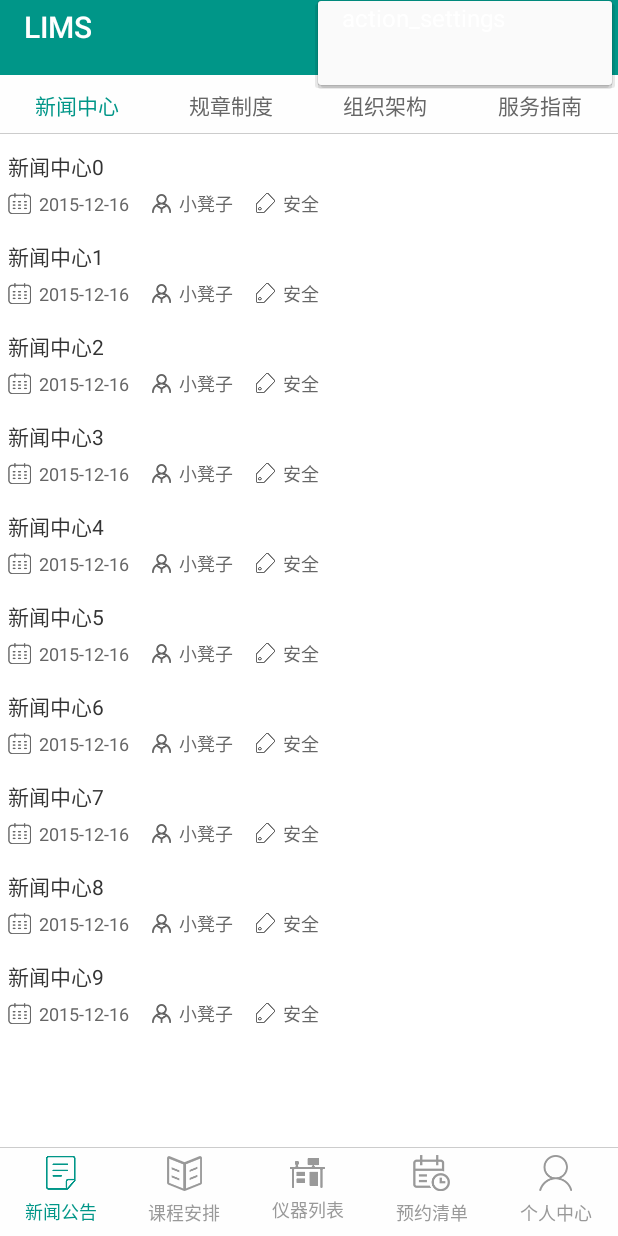
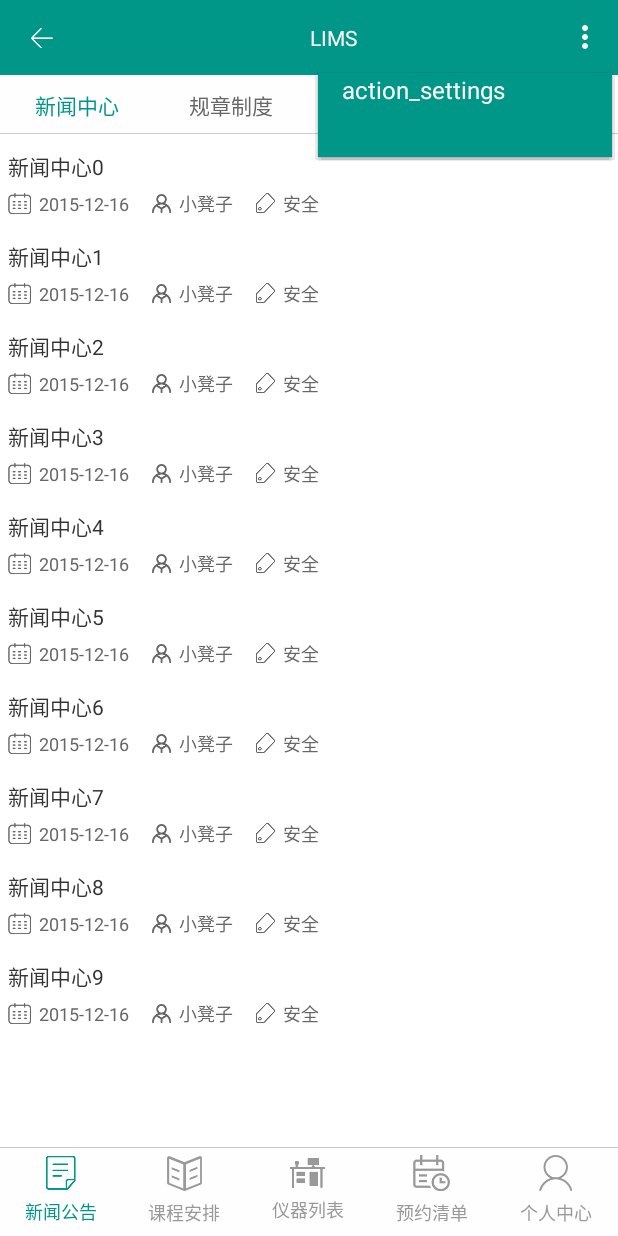
Before and after one commit to baiqi/LIMS_Android, an Android app: the screen it shows after launch (MainActivity), with the options menu open, on a phone screen of 412 x 824 dp. Run offline under Robolectric (Android 15) with nearby library versions, the phone set to English and light mode, and no system bars.

Commit message:
Update the Toolbar settings.

```diff
--- a/LIMS APP/app/src/main/java/hopestudio/org/lims/MainActivity.java
+++ b/LIMS APP/app/src/main/java/hopestudio/org/lims/MainActivity.java
@@ -12,6 +12,7 @@ import android.view.View;
 import android.view.Menu;
 import android.view.MenuItem;
 import android.widget.TextView;
+import android.widget.Toast;
 
 import java.util.ArrayList;
 import java.util.List;
@@ -42,6 +43,16 @@ public class MainActivity extends AppCompatActivity implements View.OnClickListe
         /* Toolbar设置 */
         Toolbar mToolbar = (Toolbar) findViewById(R.id.toolbar);
         mToolbar.setTitle(R.string.app_name);
+        mToolbar.setNavigationIcon(R.mipmap.icon_toolbar_back);
+        mToolbar.setOnMenuItemClickListener(new Toolbar.OnMenuItemClickListener() {
+            @Override
+            public boolean onMenuItemClick(MenuItem item) {
+                // Handle the menu item
+                Toast.makeText(MainActivity.this, "hhahah", Toast.LENGTH_LONG).show();
+                return true;
+            }
+        });
+        mToolbar.inflateMenu(R.menu.toolbar);
         setSupportActionBar(mToolbar);
 
 /*        mToolbar.setOnMenuItemClickListener(new Toolbar.OnMenuItemClickListener() {
--- a/LIMS APP/app/src/main/res/layout/toolbar.xml
+++ b/LIMS APP/app/src/main/res/layout/toolbar.xml
@@ -5,9 +5,21 @@
 android:id="@+id/toolbar"
 android:layout_width="match_parent"
 android:layout_height="@dimen/toolbar_height"
+android:layout_gravity="center_vertical"
+android:gravity="center_vertical"
 android:background="@color/color_bg_toolbar"
+app:titleTextAppearance="@style/ToolbarTitle"
 android:minHeight="@dimen/toolbar_height"
 android:fitsSystemWindows="true"
-    app:popupTheme="@style/ThemeOverlay.AppCompat.Light"
-    app:theme="@style/ToolbarStyle">
+app:theme="@style/ToolbarStyle"
+app:popupTheme="@style/ToolbarPopupTheme">
+    <android.support.v7.widget.AppCompatTextView
+        android:id="@+id/title"
+        android:layout_width="match_parent"
+        android:layout_height="wrap_content"
+        android:layout_gravity="center"
+        android:gravity="center"
+        android:text="@string/app_name"
+        android:textColor="@color/color_font_title_toolbar"
+        android:textSize="@dimen/font_toolbar_title"/>
 </android.support.v7.widget.Toolbar>
--- /dev/null
+++ b/LIMS APP/app/src/main/res/menu/toolbar.xml
@@ -0,0 +1,23 @@
+<?xml version="1.0" encoding="utf-8"?>
+<menu xmlns:android="http://schemas.android.com/apk/res/android"
+xmlns:app="http://schemas.android.com/apk/res-auto"
+xmlns:tools="http://schemas.android.com/tools"
+tools:context=".MainActivity">
+
+<item android:id="@+id/action_edit"
+    android:title="2121212"
+    android:orderInCategory="80"
+    android:icon="@mipmap/icon_toolbar_back"
+    app:showAsAction="ifRoom" />
+
+<item android:id="@+id/action_share"
+    android:title="333333333"
+    android:orderInCategory="90"
+    android:icon="@mipmap/icon_toolbar_back"
+    app:showAsAction="ifRoom" />
+
+<item android:id="@+id/action_settings"
+    android:title="@string/action_settings"
+    android:orderInCategory="100"
+    app:showAsAction="never"/>
+</menu>
--- a/LIMS APP/app/src/main/res/values/styles.xml
+++ b/LIMS APP/app/src/main/res/values/styles.xml
@@ -8,6 +8,11 @@
         <item name="colorAccent">@color/colorAccent</item>
         <item name="toolbarStyle">@style/ToolbarStyle</item>
         <item name="drawerArrowStyle">@style/ToolbarStyle</item>
+        <!--toolbar标题文字颜色-->
+        <item name="android:textColorPrimary">#ffffff</item>
+        <item name="android:windowBackground">@color/colorPrimary</item>
+
+        <item name="actionOverflowMenuStyle">@style/OverflowMenuStyle</item>
     </style>
     <style name="AppTheme.NoActionBar">
         <item name="windowActionBar">false</item>
@@ -18,6 +23,26 @@
 
     <style name="ToolbarStyle" parent="ThemeOverlay.AppCompat.ActionBar">
         <item name="android:textColorPrimary">#ffffff</item>
-        <item name="actionMenuTextColor">#ffffff</item>
+        <item name="actionMenuTextColor">#333333</item>
+        <item name="android:textColor">#ffffff</item>
+        <item name="colorPrimaryDark">#009688</item>
+        <item name="colorPrimary">@color/colorPrimary</item>
+    </style>
+
+    <!--溢出菜单样式 -->
+    <style name="OverflowMenuStyle" parent="@style/Widget.AppCompat.Light.PopupMenu.Overflow">
+        <item name="overlapAnchor">false</item>
+        <item name="android:dropDownWidth">wrap_content</item>
+        <item name="android:paddingRight">5dp</item>
+        <item name="android:popupBackground">?attr/colorPrimary</item>
+    </style>
+
+    <!-- toolbar弹出菜单样式 -->
+    <style name="ToolbarPopupTheme" parent="@style/ThemeOverlay.AppCompat">
+        <item name="android:colorBackground">#212121</item>
+    </style>
+
+    <style name="ToolbarTitle" parent="@style/TextAppearance.Widget.AppCompat.Toolbar.Title">
+        <item name="android:textSize">14sp</item>
     </style>
 </resources>
```
Also changed, not shown: 1 other file. Lines whose indentation alone changed are shown as unchanged.
